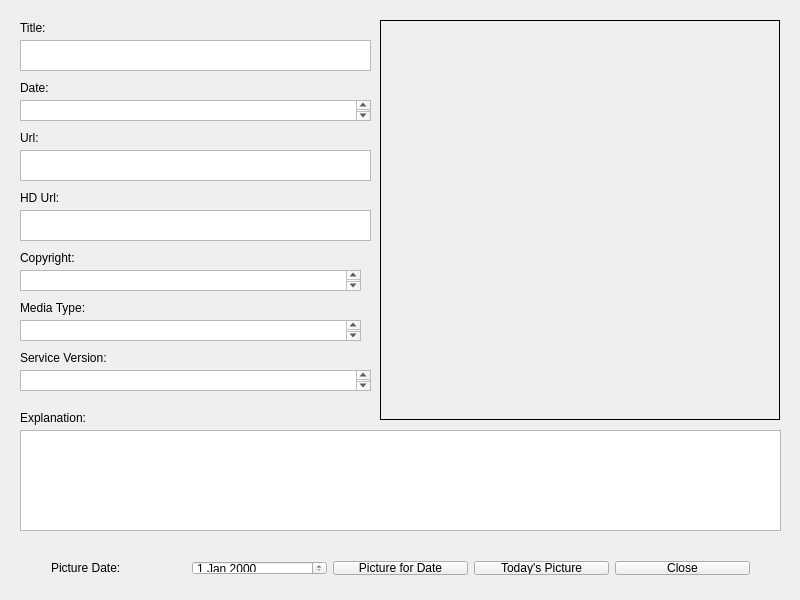
First picture: the form in mainwindow.ui, repository dkbowers/apodviewer, before the edit.
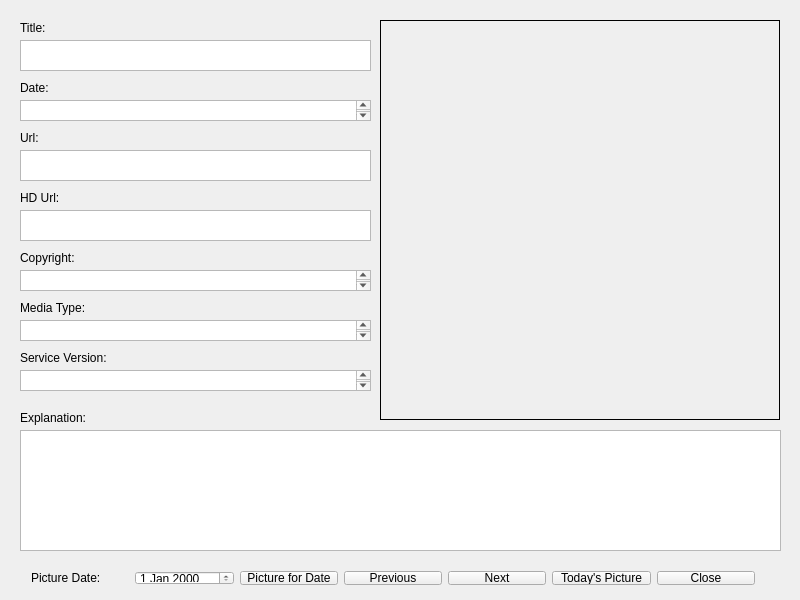
Second picture: the form after the edit.

```diff
--- a/mainwindow.ui
+++ b/mainwindow.ui
@@ -39,16 +39,19 @@
       <x>20</x>
       <y>430</y>
       <width>761</width>
-      <height>101</height>
+      <height>121</height>
      </rect>
     </property>
+    <property name="readOnly">
+     <bool>true</bool>
+    </property>
    </widget>
    <widget class="QWidget" name="layoutWidget">
     <property name="geometry">
      <rect>
-      <x>40</x>
-      <y>550</y>
-      <width>721</width>
+      <x>20</x>
+      <y>560</y>
+      <width>746</width>
       <height>36</height>
      </rect>
     </property>
@@ -70,6 +73,20 @@
        </property>
       </widget>
      </item>
+     <item>
+      <widget class="QPushButton" name="btnPrevious">
+       <property name="text">
+        <string>Previous</string>
+       </property>
+      </widget>
+     </item>
+     <item>
+      <widget class="QPushButton" name="btnNext">
+       <property name="text">
+        <string>Next</string>
+       </property>
+      </widget>
+     </item>
      <item>
       <widget class="QPushButton" name="pushButtonToday">
        <property name="text">
@@ -215,10 +232,13 @@
      <rect>
       <x>20</x>
       <y>320</y>
-      <width>341</width>
+      <width>351</width>
       <height>21</height>
      </rect>
     </property>
+    <property name="readOnly">
+     <bool>true</bool>
+    </property>
    </widget>
    <widget class="QTextEdit" name="textDate">
     <property name="geometry">
@@ -245,10 +265,13 @@
      <rect>
       <x>20</x>
       <y>270</y>
-      <width>341</width>
+      <width>351</width>
       <height>21</height>
      </rect>
     </property>
+    <property name="readOnly">
+     <bool>true</bool>
+    </property>
    </widget>
    <widget class="QTextEdit" name="textHDUrl">
     <property name="geometry">
```
Left out of the diff: 17 changed lines with no effect on the pictures.
